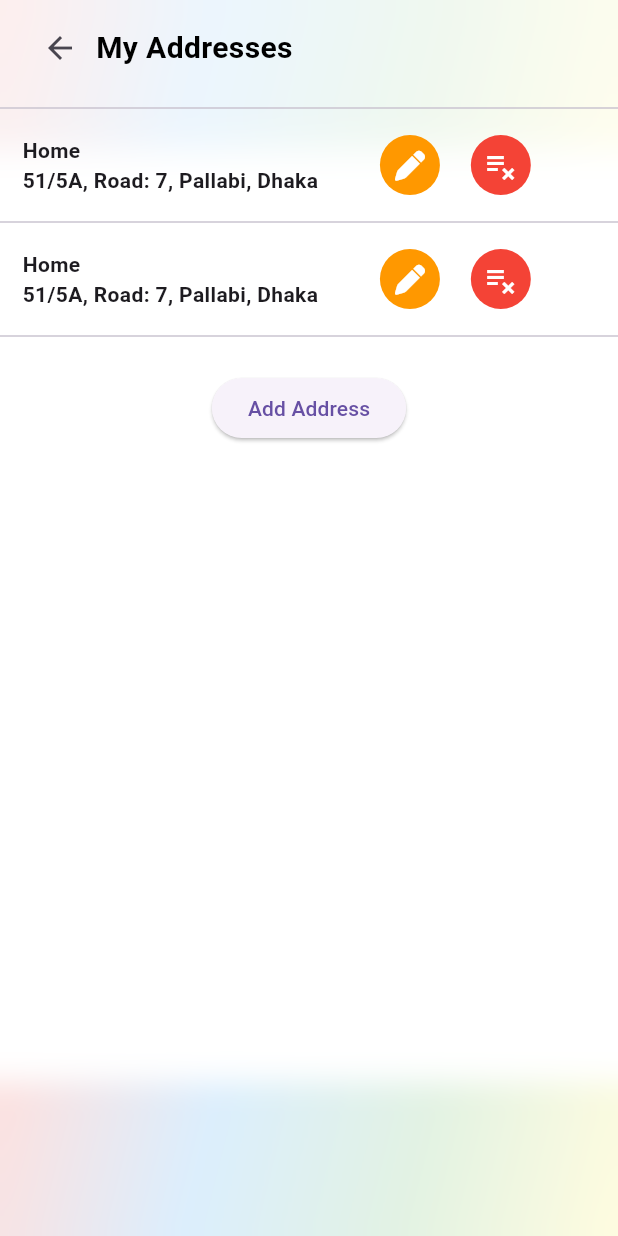
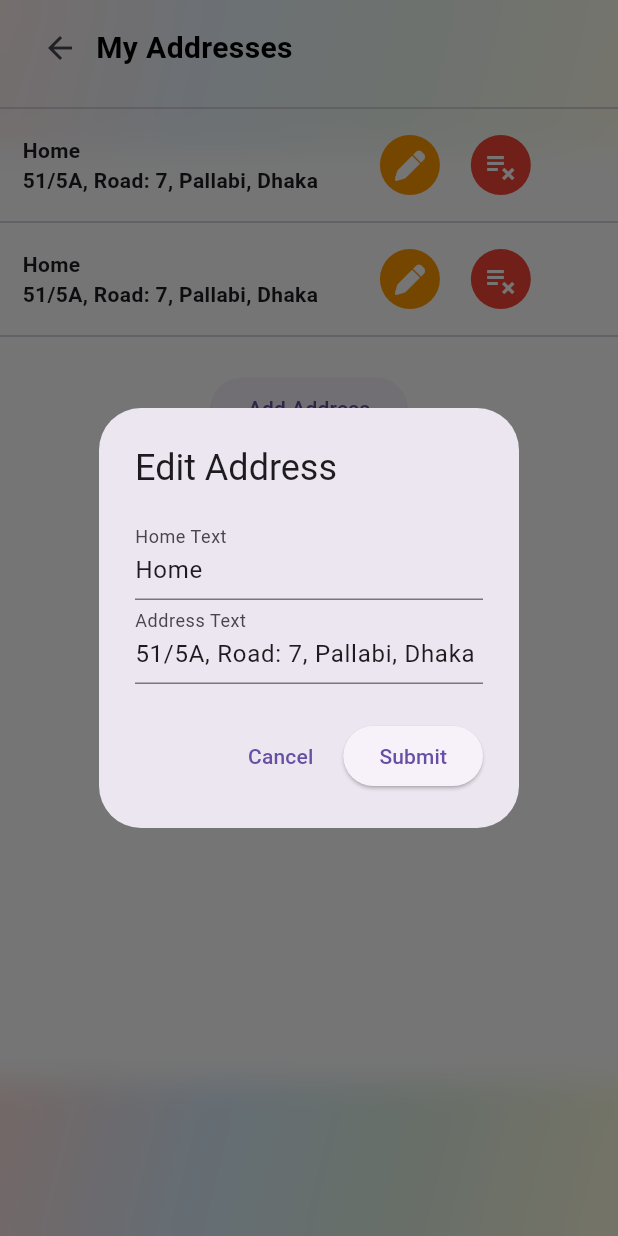
Before and after one commit to engbasel/Grocery-Market-App, a Flutter app: the AddressesViewBoady screen opened directly, after a tap on an icon or button, on a phone screen of 412 x 824 dp. Run offline on Flutter 3.47's test engine with Material 3 defaults, Android fonts, the phone set to English and light mode, and no system bars; our stand-ins replace animated_bottom_navigation_bar, flutter_svg, font_awesome_flutter.

Commit message:
Finish Add And edit address item Future

```diff
--- a/lib/Features/Addresses/widgets/AddressesViewBoady.dart
+++ b/lib/Features/Addresses/widgets/AddressesViewBoady.dart
@@ -111,6 +111,155 @@
 //   }
 // }
 
+// import 'package:flutter/material.dart';
+// import 'package:grocerymarket/Core/widgets/customBackground.dart';
+// import 'package:grocerymarket/Features/Addresses/widgets/CustomAddressItem.dart';
+// import 'package:grocerymarket/Features/Home/Widgets/CustomAppBar.dart';
+
+// class AddressesViewBoady extends StatefulWidget {
+//   const AddressesViewBoady({super.key});
+
+//   @override
+//   _AddressesViewBoadyState createState() => _AddressesViewBoadyState();
+// }
+
+// class _AddressesViewBoadyState extends State<AddressesViewBoady> {
+//   List<Map<String, String>> addresses = [
+//     {
+//       'homeText': 'Home',
+//       'addressText': '51/5A, Road: 7, Pallabi, Dhaka',
+//     },
+//     {
+//       'homeText': 'Home',
+//       'addressText': '51/5A, Road: 7, Pallabi, Dhaka',
+//     },
+//   ];
+
+//   void _deleteAddress(int index) {
+//     setState(() {
+//       addresses.removeAt(index);
+//     });
+//   }
+
+//   void _addAddress(Map<String, String> newAddress) {
+//     setState(() {
+//       addresses.add(newAddress);
+//     });
+//   }
+
+//   void _showAddAddressDialog() {
+//     showDialog(
+//       context: context,
+//       builder: (BuildContext context) {
+//         return AddAddressDialog(onAdd: _addAddress);
+//       },
+//     );
+//   }
+
+//   @override
+//   Widget build(BuildContext context) {
+//     return GradientBackgroundScaffold(
+//       children: [
+//         CustomAppBar(
+//           title: 'My Addresses',
+//           onTap: () {},
+//           leadingIcon: Icons.arrow_back,
+//           leadingFunction: () {
+//             Navigator.pop(context);
+//           },
+//         ),
+//         const Divider(),
+//         ...addresses.asMap().entries.map((entry) {
+//           int index = entry.key;
+//           Map<String, String> address = entry.value;
+//           return Column(
+//             children: [
+//               Padding(
+//                 padding:
+//                     const EdgeInsets.symmetric(horizontal: 15, vertical: 10),
+//                 child: CustomAddressItem(
+//                   onDeleteTap: () => _deleteAddress(index),
+//                   onEditTap: () {},
+//                   addressText: address['addressText']!,
+//                   homeText: address['homeText']!,
+//                 ),
+//               ),
+//               const Divider(),
+//             ],
+//           );
+//         }),
+//         Padding(
+//           padding: const EdgeInsets.all(16.0),
+//           child: ElevatedButton(
+//             onPressed: _showAddAddressDialog,
+//             child: const Text('Add Address'),
+//           ),
+//         ),
+//       ],
+//     );
+//   }
+// }
+
+// // import 'package:flutter/material.dart';
+
+// class AddAddressDialog extends StatefulWidget {
+//   final Function(Map<String, String>) onAdd;
+
+//   const AddAddressDialog({super.key, required this.onAdd});
+
+//   @override
+//   _AddAddressDialogState createState() => _AddAddressDialogState();
+// }
+
+// class _AddAddressDialogState extends State<AddAddressDialog> {
+//   final TextEditingController _homeTextController = TextEditingController();
+//   final TextEditingController _addressTextController = TextEditingController();
+
+//   void _handleAdd() {
+//     final homeText = _homeTextController.text;
+//     final addressText = _addressTextController.text;
+
+//     if (homeText.isNotEmpty && addressText.isNotEmpty) {
+//       widget.onAdd({
+//         'homeText': homeText,
+//         'addressText': addressText,
+//       });
+//       Navigator.of(context).pop();
+//     }
+//   }
+
+//   @override
+//   Widget build(BuildContext context) {
+//     return AlertDialog(
+//       title: const Text('Add Address'),
+//       content: Column(
+//         mainAxisSize: MainAxisSize.min,
+//         children: [
+//           TextField(
+//             controller: _homeTextController,
+//             decoration: const InputDecoration(labelText: 'Home Text'),
+//           ),
+//           TextField(
+//             controller: _addressTextController,
+//             decoration: const InputDecoration(labelText: 'Address Text'),
+//           ),
+//         ],
+//       ),
+//       actions: [
+//         TextButton(
+//           onPressed: () {
+//             Navigator.of(context).pop();
+//           },
+//           child: const Text('Cancel'),
+//         ),
+//         ElevatedButton(
+//           onPressed: _handleAdd,
+//           child: const Text('Add'),
+//         ),
+//       ],
+//     );
+//   }
+// }
 import 'package:flutter/material.dart';
 import 'package:grocerymarket/Core/widgets/customBackground.dart';
 import 'package:grocerymarket/Features/Addresses/widgets/CustomAddressItem.dart';
@@ -147,11 +296,31 @@ class _AddressesViewBoadyState extends State<AddressesViewBoady> {
     });
   }
 
+  void _editAddress(int index, Map<String, String> editedAddress) {
+    setState(() {
+      addresses[index] = editedAddress;
+    });
+  }
+
   void _showAddAddressDialog() {
     showDialog(
       context: context,
       builder: (BuildContext context) {
-        return AddAddressDialog(onAdd: _addAddress);
+        return AddEditAddressDialog(
+          onSubmit: _addAddress,
+        );
+      },
+    );
+  }
+
+  void _showEditAddressDialog(int index) {
+    showDialog(
+      context: context,
+      builder: (BuildContext context) {
+        return AddEditAddressDialog(
+          address: addresses[index],
+          onSubmit: (editedAddress) => _editAddress(index, editedAddress),
+        );
       },
     );
   }
@@ -179,7 +348,7 @@ class _AddressesViewBoadyState extends State<AddressesViewBoady> {
                     const EdgeInsets.symmetric(horizontal: 15, vertical: 10),
                 child: CustomAddressItem(
                   onDeleteTap: () => _deleteAddress(index),
-                  onEditTap: () {},
+                  onEditTap: () => _showEditAddressDialog(index),
                   addressText: address['addressText']!,
                   homeText: address['homeText']!,
                 ),
@@ -200,27 +369,35 @@ class _AddressesViewBoadyState extends State<AddressesViewBoady> {
   }
 }
 
-// import 'package:flutter/material.dart';
+class AddEditAddressDialog extends StatefulWidget {
+  final Map<String, String>? address;
+  final Function(Map<String, String>) onSubmit;
 
-class AddAddressDialog extends StatefulWidget {
-  final Function(Map<String, String>) onAdd;
-
-  const AddAddressDialog({super.key, required this.onAdd});
+  const AddEditAddressDialog({super.key, this.address, required this.onSubmit});
 
   @override
-  _AddAddressDialogState createState() => _AddAddressDialogState();
+  _AddEditAddressDialogState createState() => _AddEditAddressDialogState();
 }
 
-class _AddAddressDialogState extends State<AddAddressDialog> {
-  final TextEditingController _homeTextController = TextEditingController();
-  final TextEditingController _addressTextController = TextEditingController();
+class _AddEditAddressDialogState extends State<AddEditAddressDialog> {
+  late TextEditingController _homeTextController;
+  late TextEditingController _addressTextController;
 
-  void _handleAdd() {
+  @override
+  void initState() {
+    super.initState();
+    _homeTextController =
+        TextEditingController(text: widget.address?['homeText'] ?? '');
+    _addressTextController =
+        TextEditingController(text: widget.address?['addressText'] ?? '');
+  }
+
+  void _handleSubmit() {
     final homeText = _homeTextController.text;
     final addressText = _addressTextController.text;
 
     if (homeText.isNotEmpty && addressText.isNotEmpty) {
-      widget.onAdd({
+      widget.onSubmit({
         'homeText': homeText,
         'addressText': addressText,
       });
@@ -231,7 +408,7 @@ class _AddAddressDialogState extends State<AddAddressDialog> {
   @override
   Widget build(BuildContext context) {
     return AlertDialog(
-      title: const Text('Add Address'),
+      title: Text(widget.address == null ? 'Add Address' : 'Edit Address'),
       content: Column(
         mainAxisSize: MainAxisSize.min,
         children: [
@@ -253,8 +430,8 @@ class _AddAddressDialogState extends State<AddAddressDialog> {
           child: const Text('Cancel'),
         ),
         ElevatedButton(
-          onPressed: _handleAdd,
-          child: const Text('Add'),
+          onPressed: _handleSubmit,
+          child: const Text('Submit'),
         ),
       ],
     );
```
